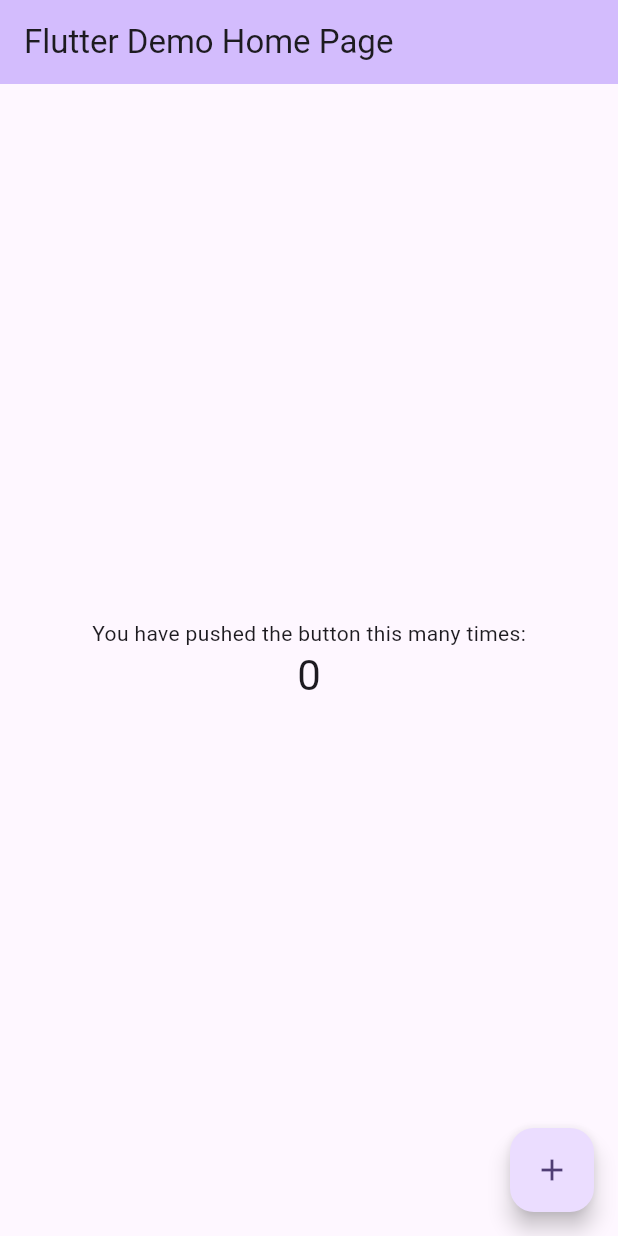
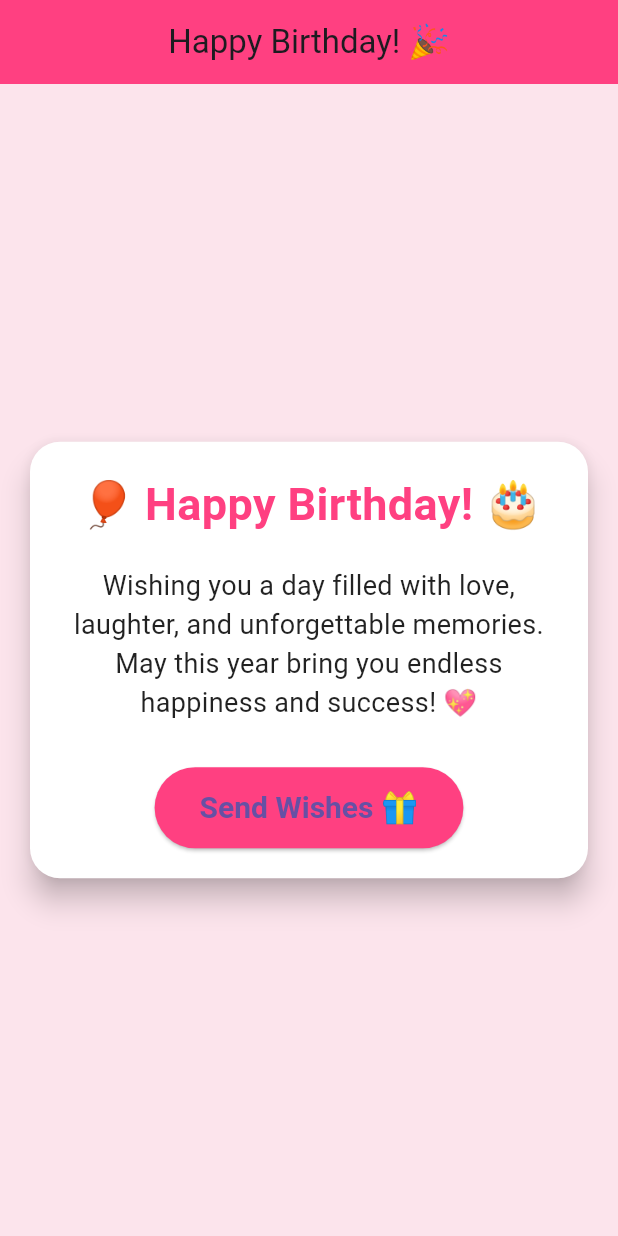
Before and after one commit to syafinatul/birthday_wishes, a Flutter app: the screen it shows after launch, on a phone screen of 412 x 824 dp. Run offline on Flutter 3.47's test engine with Material 3 defaults, Android fonts, the phone set to English and light mode, and no system bars; our stand-ins replace webview_flutter.

Commit message:
first commit

```diff
--- a/lib/main.dart
+++ b/lib/main.dart
@@ -1,125 +1,85 @@
 import 'package:flutter/material.dart';
 
 void main() {
-  runApp(const MyApp());
+  runApp(BirthdayWishesApp());
 }
 
-class MyApp extends StatelessWidget {
-  const MyApp({super.key});
-
-  // This widget is the root of your application.
+class BirthdayWishesApp extends StatelessWidget {
   @override
   Widget build(BuildContext context) {
     return MaterialApp(
-      title: 'Flutter Demo',
-      theme: ThemeData(
-        // This is the theme of your application.
-        //
-        // TRY THIS: Try running your application with "flutter run". You'll see
-        // the application has a purple toolbar. Then, without quitting the app,
-        // try changing the seedColor in the colorScheme below to Colors.green
-        // and then invoke "hot reload" (save your changes or press the "hot
-        // reload" button in a Flutter-supported IDE, or press "r" if you used
-        // the command line to start the app).
-        //
-        // Notice that the counter didn't reset back to zero; the application
-        // state is not lost during the reload. To reset the state, use hot
-        // restart instead.
-        //
-        // This works for code too, not just values: Most code changes can be
-        // tested with just a hot reload.
-        colorScheme: ColorScheme.fromSeed(seedColor: Colors.deepPurple),
-        useMaterial3: true,
-      ),
-      home: const MyHomePage(title: 'Flutter Demo Home Page'),
+      debugShowCheckedModeBanner: false,
+      home: BirthdayWishCard(),
     );
   }
 }
 
-class MyHomePage extends StatefulWidget {
-  const MyHomePage({super.key, required this.title});
-
-  // This widget is the home page of your application. It is stateful, meaning
-  // that it has a State object (defined below) that contains fields that affect
-  // how it looks.
-
-  // This class is the configuration for the state. It holds the values (in this
-  // case the title) provided by the parent (in this case the App widget) and
-  // used by the build method of the State. Fields in a Widget subclass are
-  // always marked "final".
-
-  final String title;
-
-  @override
-  State<MyHomePage> createState() => _MyHomePageState();
-}
-
-class _MyHomePageState extends State<MyHomePage> {
-  int _counter = 0;
-
-  void _incrementCounter() {
-    setState(() {
-      // This call to setState tells the Flutter framework that something has
-      // changed in this State, which causes it to rerun the build method below
-      // so that the display can reflect the updated values. If we changed
-      // _counter without calling setState(), then the build method would not be
-      // called again, and so nothing would appear to happen.
-      _counter++;
-    });
-  }
-
+class BirthdayWishCard extends StatelessWidget {
   @override
   Widget build(BuildContext context) {
-    // This method is rerun every time setState is called, for instance as done
-    // by the _incrementCounter method above.
-    //
-    // The Flutter framework has been optimized to make rerunning build methods
-    // fast, so that you can just rebuild anything that needs updating rather
-    // than having to individually change instances of widgets.
     return Scaffold(
+      backgroundColor: Colors.pink[50],
       appBar: AppBar(
-        // TRY THIS: Try changing the color here to a specific color (to
-        // Colors.amber, perhaps?) and trigger a hot reload to see the AppBar
-        // change color while the other colors stay the same.
-        backgroundColor: Theme.of(context).colorScheme.inversePrimary,
-        // Here we take the value from the MyHomePage object that was created by
-        // the App.build method, and use it to set our appbar title.
-        title: Text(widget.title),
+        title: Text('Happy Birthday! 🎉'),
+        backgroundColor: Colors.pinkAccent,
+        centerTitle: true,
       ),
       body: Center(
-        // Center is a layout widget. It takes a single child and positions it
-        // in the middle of the parent.
-        child: Column(
-          // Column is also a layout widget. It takes a list of children and
-          // arranges them vertically. By default, it sizes itself to fit its
-          // children horizontally, and tries to be as tall as its parent.
-          //
-          // Column has various properties to control how it sizes itself and
-          // how it positions its children. Here we use mainAxisAlignment to
-          // center the children vertically; the main axis here is the vertical
-          // axis because Columns are vertical (the cross axis would be
-          // horizontal).
-          //
-          // TRY THIS: Invoke "debug painting" (choose the "Toggle Debug Paint"
-          // action in the IDE, or press "p" in the console), to see the
-          // wireframe for each widget.
-          mainAxisAlignment: MainAxisAlignment.center,
-          children: <Widget>[
-            const Text(
-              'You have pushed the button this many times:',
+        child: Card(
+          elevation: 8,
+          shape: RoundedRectangleBorder(
+            borderRadius: BorderRadius.circular(20),
+          ),
+          color: Colors.white,
+          margin: EdgeInsets.all(20),
+          child: Padding(
+            padding: const EdgeInsets.all(20.0),
+            child: Column(
+              mainAxisSize: MainAxisSize.min,
+              children: [
+                Text(
+                  "🎈 Happy Birthday! 🎂",
+                  style: TextStyle(
+                    fontSize: 30,
+                    fontWeight: FontWeight.bold,
+                    color: Colors.pinkAccent,
+                  ),
+                ),
+                SizedBox(height: 20),
+                Text(
+                  "Wishing you a day filled with love, laughter, and unforgettable memories. "
+                  "May this year bring you endless happiness and success! 💖",
+                  textAlign: TextAlign.center,
+                  style: TextStyle(
+                    fontSize: 18,
+                    color: Colors.black87,
+                  ),
+                ),
+                SizedBox(height: 30),
+                ElevatedButton(
+                  onPressed: () {
+                    ScaffoldMessenger.of(context).showSnackBar(
+                      SnackBar(
+                        content: Text("Your wish has been sent! 🎁"),
+                        duration: Duration(seconds: 2),
+                      ),
+                    );
+                  },
+                  child: Text("Send Wishes 🎁"),
+                  style: ElevatedButton.styleFrom(
+                    backgroundColor: Colors.pinkAccent,
+                    padding: EdgeInsets.symmetric(horizontal: 30, vertical: 15),
+                    textStyle: TextStyle(
+                      fontSize: 20,
+                      fontWeight: FontWeight.bold,
+                    ),
+                  ),
+                ),
+              ],
             ),
-            Text(
-              '$_counter',
-              style: Theme.of(context).textTheme.headlineMedium,
-            ),
-          ],
+          ),
         ),
       ),
-      floatingActionButton: FloatingActionButton(
-        onPressed: _incrementCounter,
-        tooltip: 'Increment',
-        child: const Icon(Icons.add),
-      ), // This trailing comma makes auto-formatting nicer for build methods.
     );
   }
 }
```
